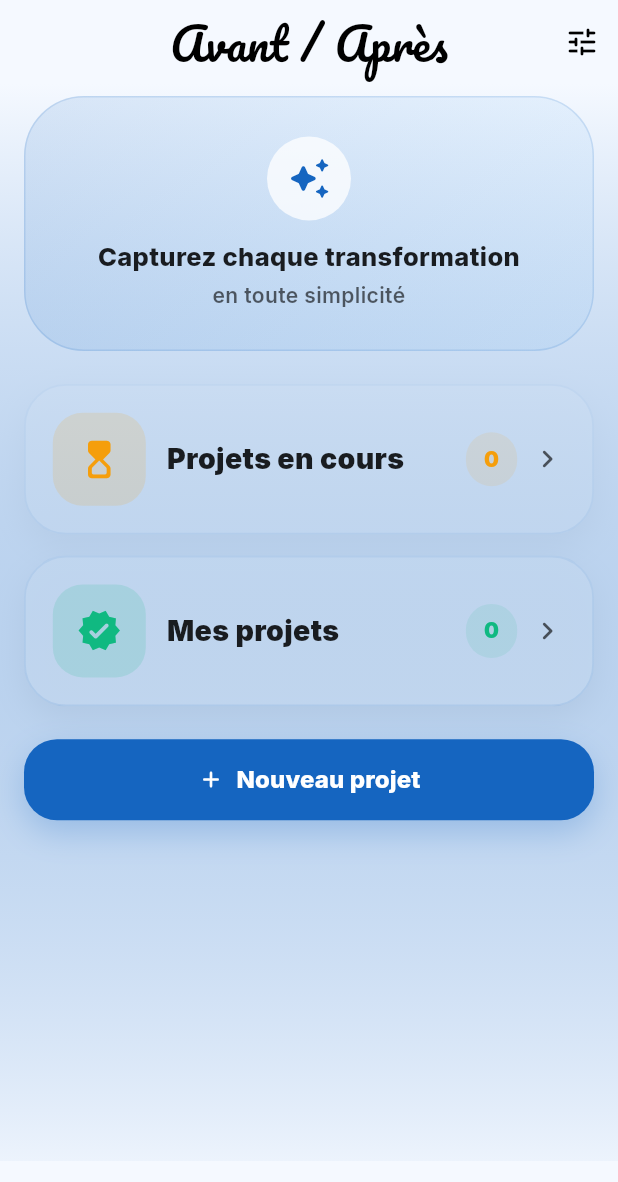
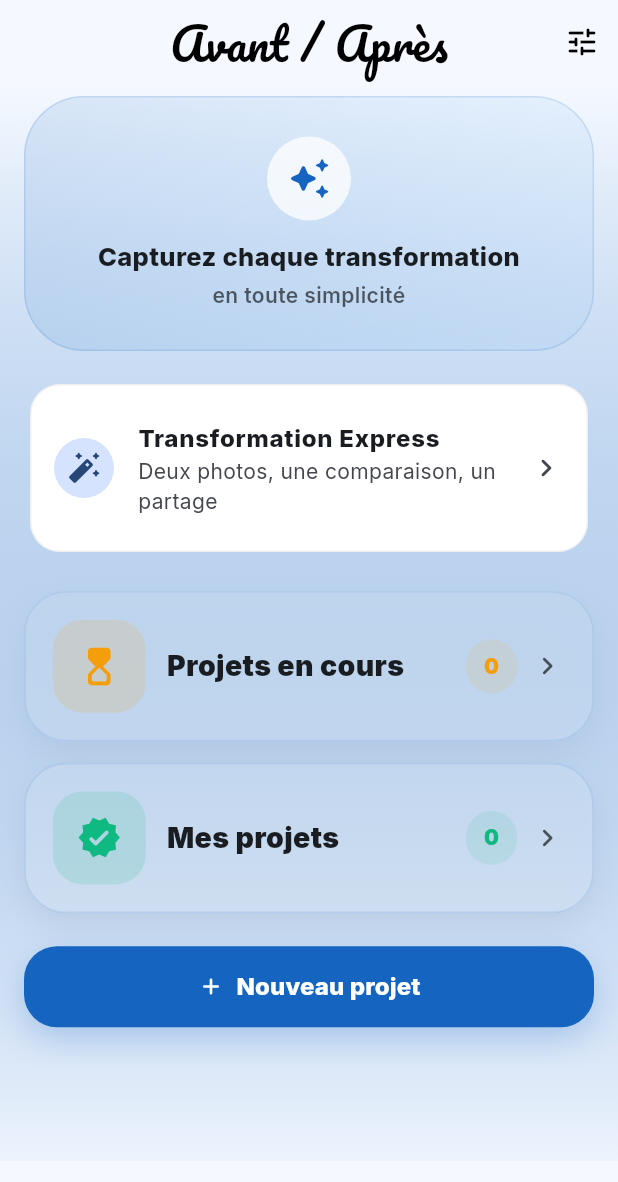
Before and after one commit to jaymonni/Avant-Apres, a Flutter app: the screen it shows after launch, after a tap on "Français", on a phone screen of 412 x 824 dp. Shown: the top 1182 px of the screen. Run offline on Flutter 3.47's test engine with Material 3 defaults, Android fonts, the light colour scheme and no system bars; our stand-ins replace google_fonts, google_mobile_ads, image_picker, in_app_review, share_plus, shared_preferences; missing offline and left inert: crop_your_image; network calls fail.

Commit message:
Add Express Transformation entry to home screen

```diff
--- a/lib/screens/home_screen.dart
+++ b/lib/screens/home_screen.dart
@@ -7,6 +7,7 @@ import '../models/photo_project.dart';
 import '../providers/app_provider.dart';
 import '../widgets/ad_banner_widget.dart';
 import 'add_project_screen.dart';
+import 'express_screen.dart';
 import 'project_list_screen.dart';
 import 'settings_screen.dart';
 
@@ -82,6 +83,37 @@ class HomeScreen extends StatelessWidget {
             padding: const EdgeInsets.fromLTRB(16, 8, 16, 16),
             children: [
               _MinimalHeroCard(isDark: isDark),
+              const SizedBox(height: 18),
+              Card(
+                clipBehavior: Clip.antiAlias,
+                child: ListTile(
+                  contentPadding: const EdgeInsets.all(16),
+                  leading: const CircleAvatar(
+                    child: Icon(Icons.auto_fix_high_rounded),
+                  ),
+                  title: Text(
+                    switch (Localizations.localeOf(context).languageCode) {
+                      'fr' => 'Transformation Express',
+                      'es' => 'Transformación exprés',
+                      'pt' => 'Transformação Express',
+                      _ => 'Express Transformation',
+                    },
+                    style: const TextStyle(fontWeight: FontWeight.w800),
+                  ),
+                  subtitle: Text(
+                    switch (Localizations.localeOf(context).languageCode) {
+                      'fr' => 'Deux photos, une comparaison, un partage',
+                      'es' => 'Dos fotos, una comparación y compartir',
+                      'pt' => 'Duas fotos, uma comparação e partilha',
+                      _ => 'Two photos, one comparison, easy sharing',
+                    },
+                  ),
+                  trailing: const Icon(Icons.chevron_right_rounded),
+                  onTap: () => Navigator.of(context).push(
+                    MaterialPageRoute(builder: (_) => const ExpressScreen()),
+                  ),
+                ),
+              ),
               const SizedBox(height: 22),
               _ProjectCard(
                 title: AppStrings.inProgress,
```
